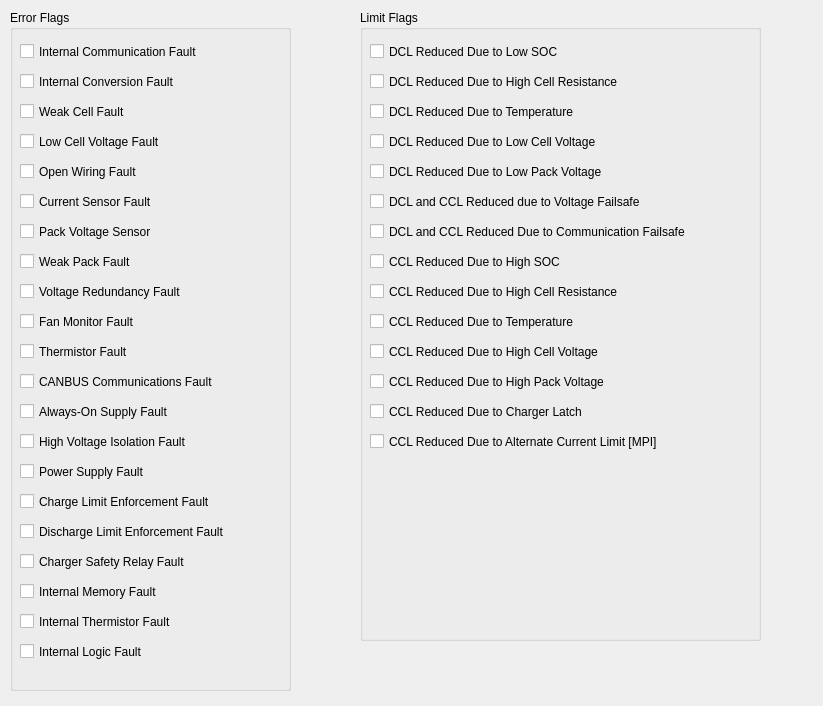
Old version of the form src/UILayer/Packet/BatteryFaultsTab.ui in the repository UCSolarCarTeam/Epsilon-Telemetry-Test-Tool.
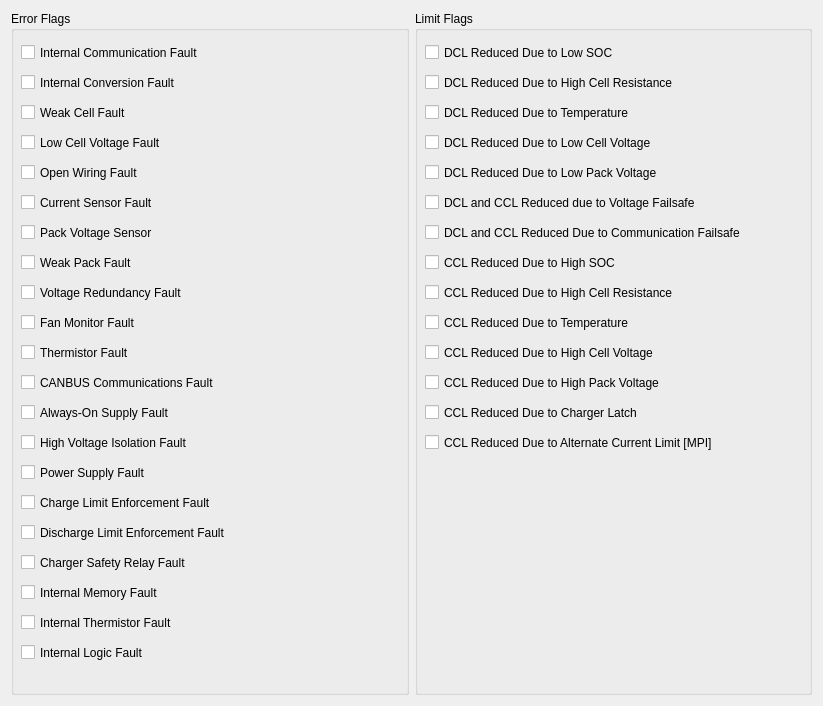
New version of the form.

Commit message: Added scrollbar to UI Data tab (Scales to BatteryFaultsTab)

```diff
--- a/src/UILayer/Packet/BatteryFaultsTab.ui
+++ b/src/UILayer/Packet/BatteryFaultsTab.ui
@@ -10,213 +10,18 @@
     <height>706</height>
    </rect>
   </property>
+  <property name="minimumSize">
+   <size>
+    <width>823</width>
+    <height>706</height>
+   </size>
+  </property>
   <property name="windowTitle">
    <string>Form</string>
   </property>
-  <widget class="QGroupBox" name="batteryLimitFlagsGroup">
-   <property name="geometry">
-    <rect>
-     <x>360</x>
-     <y>10</y>
-     <width>401</width>
-     <height>631</height>
-    </rect>
-   </property>
-   <property name="title">
-    <string>Limit Flags</string>
-   </property>
-   <widget class="QCheckBox" name="dclReducedLowSoc">
-    <property name="geometry">
-     <rect>
-      <x>10</x>
-      <y>30</y>
-      <width>231</width>
-      <height>23</height>
-     </rect>
-    </property>
-    <property name="text">
-     <string>DCL Reduced Due to Low SOC</string>
-    </property>
-   </widget>
-   <widget class="QCheckBox" name="dclReducedHighCellResistance">
-    <property name="geometry">
-     <rect>
-      <x>10</x>
-      <y>60</y>
-      <width>311</width>
-      <height>23</height>
-     </rect>
-    </property>
-    <property name="text">
-     <string>DCL Reduced Due to High Cell Resistance</string>
-    </property>
-   </widget>
-   <widget class="QCheckBox" name="dclReducedTemp">
-    <property name="geometry">
-     <rect>
-      <x>10</x>
-      <y>90</y>
-      <width>291</width>
-      <height>23</height>
-     </rect>
-    </property>
-    <property name="text">
-     <string>DCL Reduced Due to Temperature</string>
-    </property>
-   </widget>
-   <widget class="QCheckBox" name="dclReducedLowCellVoltage">
-    <property name="geometry">
-     <rect>
-      <x>10</x>
-      <y>120</y>
-      <width>301</width>
-      <height>23</height>
-     </rect>
-    </property>
-    <property name="text">
-     <string>DCL Reduced Due to Low Cell Voltage</string>
-    </property>
-   </widget>
-   <widget class="QCheckBox" name="dclReducedLowPackVoltage">
-    <property name="geometry">
-     <rect>
-      <x>10</x>
-      <y>150</y>
-      <width>301</width>
-      <height>23</height>
-     </rect>
-    </property>
-    <property name="text">
-     <string>DCL Reduced Due to Low Pack Voltage</string>
-    </property>
-   </widget>
-   <widget class="QCheckBox" name="dclCclReducedCommsFailsafe">
-    <property name="geometry">
-     <rect>
-      <x>10</x>
-      <y>210</y>
-      <width>411</width>
-      <height>23</height>
-     </rect>
-    </property>
-    <property name="text">
-     <string>DCL and CCL Reduced Due to Communication Failsafe</string>
-    </property>
-   </widget>
-   <widget class="QCheckBox" name="dclCclReducedVoltageFailsafe">
-    <property name="geometry">
-     <rect>
-      <x>10</x>
-      <y>180</y>
-      <width>361</width>
-      <height>23</height>
-     </rect>
-    </property>
-    <property name="text">
-     <string>DCL and CCL Reduced due to Voltage Failsafe</string>
-    </property>
-   </widget>
-   <widget class="QCheckBox" name="cclReducedHighSoc">
-    <property name="geometry">
-     <rect>
-      <x>10</x>
-      <y>240</y>
-      <width>231</width>
-      <height>23</height>
-     </rect>
-    </property>
-    <property name="text">
-     <string>CCL Reduced Due to High SOC</string>
-    </property>
-   </widget>
-   <widget class="QCheckBox" name="cclReducedHighCellResistance">
-    <property name="geometry">
-     <rect>
-      <x>10</x>
-      <y>270</y>
-      <width>381</width>
-      <height>23</height>
-     </rect>
-    </property>
-    <property name="text">
-     <string>CCL Reduced Due to High Cell Resistance</string>
-    </property>
-   </widget>
-   <widget class="QCheckBox" name="cclReducedTemp">
-    <property name="geometry">
-     <rect>
-      <x>10</x>
-      <y>300</y>
-      <width>301</width>
-      <height>23</height>
-     </rect>
-    </property>
-    <property name="text">
-     <string>CCL Reduced Due to Temperature</string>
-    </property>
-   </widget>
-   <widget class="QCheckBox" name="cclReducedHighCellVoltage">
-    <property name="geometry">
-     <rect>
-      <x>10</x>
-      <y>330</y>
-      <width>351</width>
-      <height>23</height>
-     </rect>
-    </property>
-    <property name="text">
-     <string>CCL Reduced Due to High Cell Voltage</string>
-    </property>
-   </widget>
-   <widget class="QCheckBox" name="cclReducedHighPackVoltage">
-    <property name="geometry">
-     <rect>
-      <x>10</x>
-      <y>360</y>
-      <width>331</width>
-      <height>23</height>
-     </rect>
-    </property>
-    <property name="text">
-     <string>CCL Reduced Due to High Pack Voltage</string>
-    </property>
-   </widget>
-   <widget class="QCheckBox" name="cclReducedChargerLatch">
-    <property name="geometry">
-     <rect>
-      <x>10</x>
-      <y>390</y>
-      <width>341</width>
-      <height>23</height>
-     </rect>
-    </property>
-    <property name="text">
-     <string>CCL Reduced Due to Charger Latch</string>
-    </property>
-   </widget>
-   <widget class="QCheckBox" name="cclReducedACLimit">
-    <property name="geometry">
-     <rect>
-      <x>10</x>
-      <y>420</y>
-      <width>371</width>
-      <height>23</height>
-     </rect>
-    </property>
-    <property name="text">
-     <string>CCL Reduced Due to Alternate Current Limit [MPI]</string>
-    </property>
-   </widget>
-  </widget>
+  <layout class="QHBoxLayout" name="horizontalLayout">
+   <item>
   <widget class="QGroupBox" name="batteryErrorFlagsGroup">
-   <property name="geometry">
-    <rect>
-     <x>10</x>
-     <y>10</y>
-     <width>281</width>
-     <height>681</height>
-    </rect>
-   </property>
    <property name="title">
     <string>Error Flags</string>
    </property>
@@ -494,6 +299,197 @@
     </property>
    </widget>
   </widget>
+   </item>
+   <item>
+    <widget class="QGroupBox" name="batteryLimitFlagsGroup">
+     <property name="title">
+      <string>Limit Flags</string>
+     </property>
+     <widget class="QCheckBox" name="dclReducedLowSoc">
+      <property name="geometry">
+       <rect>
+        <x>10</x>
+        <y>30</y>
+        <width>231</width>
+        <height>23</height>
+       </rect>
+      </property>
+      <property name="text">
+       <string>DCL Reduced Due to Low SOC</string>
+      </property>
+     </widget>
+     <widget class="QCheckBox" name="dclReducedHighCellResistance">
+      <property name="geometry">
+       <rect>
+        <x>10</x>
+        <y>60</y>
+        <width>311</width>
+        <height>23</height>
+       </rect>
+      </property>
+      <property name="text">
+       <string>DCL Reduced Due to High Cell Resistance</string>
+      </property>
+     </widget>
+     <widget class="QCheckBox" name="dclReducedTemp">
+      <property name="geometry">
+       <rect>
+        <x>10</x>
+        <y>90</y>
+        <width>291</width>
+        <height>23</height>
+       </rect>
+      </property>
+      <property name="text">
+       <string>DCL Reduced Due to Temperature</string>
+      </property>
+     </widget>
+     <widget class="QCheckBox" name="dclReducedLowCellVoltage">
+      <property name="geometry">
+       <rect>
+        <x>10</x>
+        <y>120</y>
+        <width>301</width>
+        <height>23</height>
+       </rect>
+      </property>
+      <property name="text">
+       <string>DCL Reduced Due to Low Cell Voltage</string>
+      </property>
+     </widget>
+     <widget class="QCheckBox" name="dclReducedLowPackVoltage">
+      <property name="geometry">
+       <rect>
+        <x>10</x>
+        <y>150</y>
+        <width>301</width>
+        <height>23</height>
+       </rect>
+      </property>
+      <property name="text">
+       <string>DCL Reduced Due to Low Pack Voltage</string>
+      </property>
+     </widget>
+     <widget class="QCheckBox" name="dclCclReducedCommsFailsafe">
+      <property name="geometry">
+       <rect>
+        <x>10</x>
+        <y>210</y>
+        <width>411</width>
+        <height>23</height>
+       </rect>
+      </property>
+      <property name="text">
+       <string>DCL and CCL Reduced Due to Communication Failsafe</string>
+      </property>
+     </widget>
+     <widget class="QCheckBox" name="dclCclReducedVoltageFailsafe">
+      <property name="geometry">
+       <rect>
+        <x>10</x>
+        <y>180</y>
+        <width>361</width>
+        <height>23</height>
+       </rect>
+      </property>
+      <property name="text">
+       <string>DCL and CCL Reduced due to Voltage Failsafe</string>
+      </property>
+     </widget>
+     <widget class="QCheckBox" name="cclReducedHighSoc">
+      <property name="geometry">
+       <rect>
+        <x>10</x>
+        <y>240</y>
+        <width>231</width>
+        <height>23</height>
+       </rect>
+      </property>
+      <property name="text">
+       <string>CCL Reduced Due to High SOC</string>
+      </property>
+     </widget>
+     <widget class="QCheckBox" name="cclReducedHighCellResistance">
+      <property name="geometry">
+       <rect>
+        <x>10</x>
+        <y>270</y>
+        <width>381</width>
+        <height>23</height>
+       </rect>
+      </property>
+      <property name="text">
+       <string>CCL Reduced Due to High Cell Resistance</string>
+      </property>
+     </widget>
+     <widget class="QCheckBox" name="cclReducedTemp">
+      <property name="geometry">
+       <rect>
+        <x>10</x>
+        <y>300</y>
+        <width>301</width>
+        <height>23</height>
+       </rect>
+      </property>
+      <property name="text">
+       <string>CCL Reduced Due to Temperature</string>
+      </property>
+     </widget>
+     <widget class="QCheckBox" name="cclReducedHighCellVoltage">
+      <property name="geometry">
+       <rect>
+        <x>10</x>
+        <y>330</y>
+        <width>351</width>
+        <height>23</height>
+       </rect>
+      </property>
+      <property name="text">
+       <string>CCL Reduced Due to High Cell Voltage</string>
+      </property>
+     </widget>
+     <widget class="QCheckBox" name="cclReducedHighPackVoltage">
+      <property name="geometry">
+       <rect>
+        <x>10</x>
+        <y>360</y>
+        <width>331</width>
+        <height>23</height>
+       </rect>
+      </property>
+      <property name="text">
+       <string>CCL Reduced Due to High Pack Voltage</string>
+      </property>
+     </widget>
+     <widget class="QCheckBox" name="cclReducedChargerLatch">
+      <property name="geometry">
+       <rect>
+        <x>10</x>
+        <y>390</y>
+        <width>341</width>
+        <height>23</height>
+       </rect>
+      </property>
+      <property name="text">
+       <string>CCL Reduced Due to Charger Latch</string>
+      </property>
+     </widget>
+     <widget class="QCheckBox" name="cclReducedACLimit">
+      <property name="geometry">
+       <rect>
+        <x>10</x>
+        <y>420</y>
+        <width>371</width>
+        <height>23</height>
+       </rect>
+      </property>
+      <property name="text">
+       <string>CCL Reduced Due to Alternate Current Limit [MPI]</string>
+      </property>
+     </widget>
+    </widget>
+   </item>
+  </layout>
  </widget>
  <resources/>
  <connections/>
```
Lines whose indentation alone changed are shown as unchanged. The commit also changes 2 other files.
